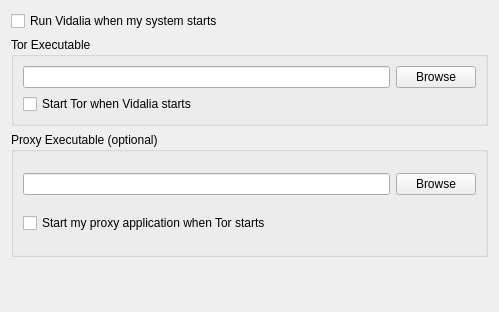
This is src/vidalia/config/generalpage.ui in a-ilin/vidalia as Qt 5 draws it before an edit. The edited form follows.
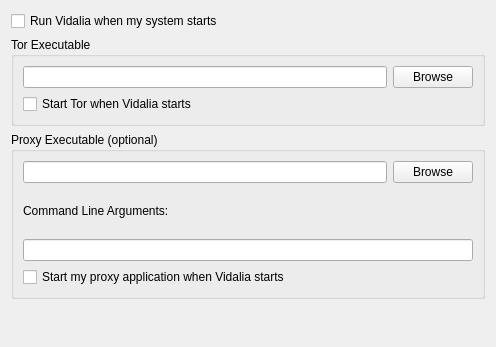
This is the edited form.

Commit message:
r304@lysithea:  edmanm | 2008-04-03 22:40:38 -0400  Add a box for proxy command line arguments and change the checkbox to say  "Start my proxy application when Vidalia starts". If this is unchecked, then  we never launch their proxy.
svn:r2480

```diff
--- a/src/vidalia/config/generalpage.ui
+++ b/src/vidalia/config/generalpage.ui
@@ -5,8 +5,8 @@
    <rect>
     <x>0</x>
     <y>0</y>
-    <width>499</width>
-    <height>312</height>
+    <width>496</width>
+    <height>347</height>
    </rect>
   </property>
   <property name="contextMenuPolicy" >
@@ -80,7 +80,7 @@
      <property name="minimumSize" >
       <size>
        <width>0</width>
-       <height>125</height>
+       <height>167</height>
       </size>
      </property>
      <property name="title" >
@@ -102,9 +102,23 @@
         </layout>
        </item>
        <item>
-        <widget class="QCheckBox" name="chkRunProxyAtTorStartup" >
+        <layout class="QHBoxLayout" >
+         <item>
+          <widget class="QLabel" name="lblProxyArguments" >
+           <property name="text" >
+            <string>Command Line Arguments:</string>
+           </property>
+          </widget>
+         </item>
+        </layout>
+       </item>
+       <item>
+        <widget class="QLineEdit" name="lineProxyExecutableArguments" />
+       </item>
+       <item>
+        <widget class="QCheckBox" name="chkRunProxyAtVidaliaStartup" >
          <property name="text" >
-          <string>Start my proxy application when Tor starts</string>
+          <string>Start my proxy application when Vidalia starts</string>
          </property>
         </widget>
        </item>
```
Left out of the diff: 2 changed lines with no effect on the pictures.
